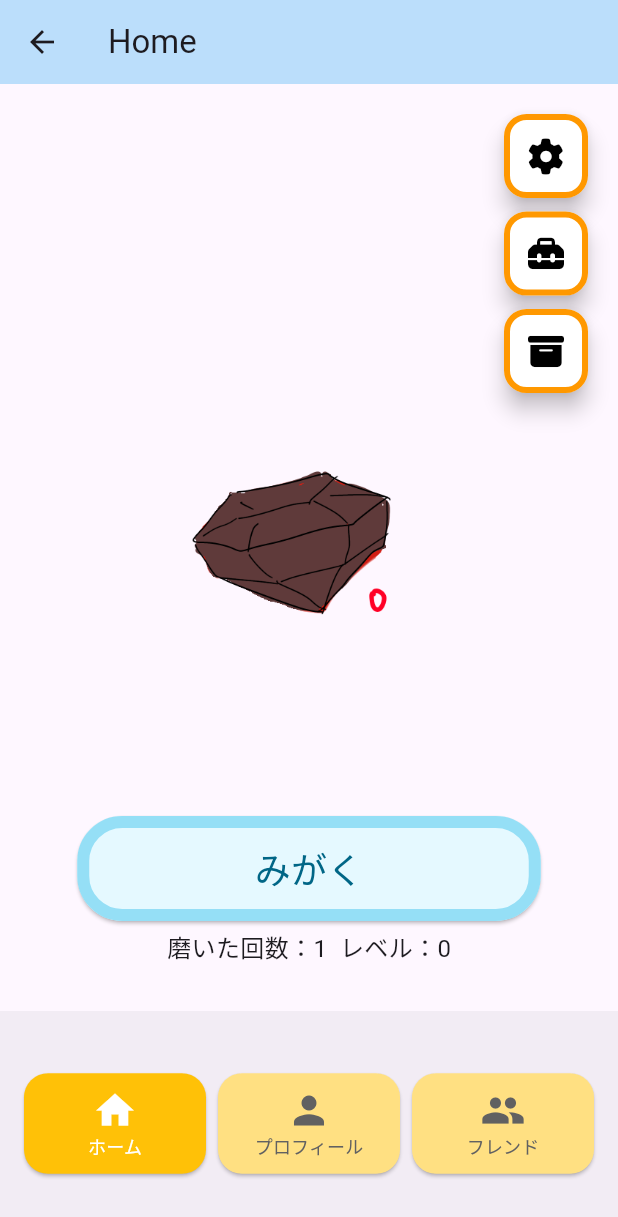
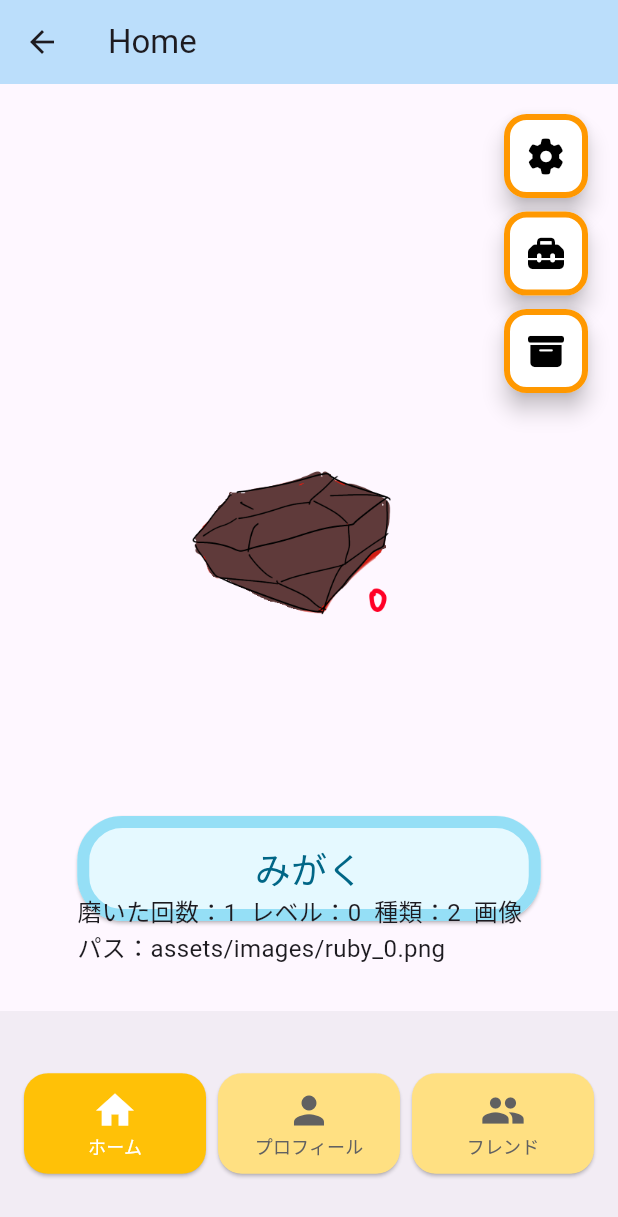
Before and after one commit to yukina-t156/jewelry-custom-flutter, a Flutter app: the HomeScreen screen opened by its route, after a tap on "みがく", on a phone screen of 412 x 824 dp. Shown: the top 1217 px of the screen. Run offline on Flutter 3.47's test engine with Material 3 defaults, Android fonts, the light colour scheme and no system bars; our stand-ins replace flutter_riverpod, font_awesome_flutter.

Commit message:
manage state by riverpod

```diff
--- a/lib/model/jewel_model.dart
+++ b/lib/model/jewel_model.dart
@@ -10,8 +10,23 @@ class Jewel {
     required this.jewelTypeId,
     required this.counter,
     required this.level,
+    String? imagePath,  // <- ここでimagePathを受け取れるようにする
   }): name = jewelNames[jewelTypeId],
-        imagePath = 'assets/images/${jewelNames[jewelTypeId]}_0.png';
+        imagePath = imagePath ?? 'assets/images/${jewelNames[jewelTypeId]}_0.png';
+
+  Jewel copyWith({
+    int? jewelTypeId,
+    int? counter,
+    int? level,
+    String? imagePath,
+  }) {
+    return Jewel(
+      jewelTypeId: jewelTypeId ?? this.jewelTypeId,
+      counter: counter ?? this.counter,
+      level: level ?? this.level,
+      imagePath: imagePath ?? this.imagePath,  // ここでオプションのimagePathを設定
+    );
+  }
 
   void updatePath() {
     String? jewelName = jewelNames[jewelTypeId];
@@ -25,7 +40,7 @@ class Jewel {
   }
 }
 
-String getJewelImagePath(int jewelTypeId, int level){
+String getJewelImagePath(int jewelTypeId, int level) {
   return 'assets/images/${jewelNames[jewelTypeId]}_$level.png';
 }
 
--- /dev/null
+++ b/lib/providers.dart
@@ -0,0 +1,37 @@
+import 'package:flutter_riverpod/flutter_riverpod.dart';
+import 'package:jewelry_custom_flutter/model/jewel_model.dart';
+
+class JewelNotifier extends StateNotifier<Jewel> {
+  JewelNotifier() : super(Jewel(jewelTypeId: 2, counter: 0, level: 0));
+
+  void incrementCounter() {
+    state = state.copyWith(counter: state.counter + 1);
+    _updateLevel();
+  }
+
+  void resetJewel() {
+    state = Jewel(jewelTypeId: 1, counter: 0, level: 0);
+    _updateLevel();
+  }
+
+  void updateJewel(Jewel newJewel) {
+    state = newJewel;
+  }
+
+  void _updateLevel() {
+    int newLevel = 0;
+    while (state.counter >= _countToLevel[newLevel]) {
+      newLevel++;
+    }
+    // 更新後のレベルを反映したJewelを作成
+    state = state.copyWith(level: newLevel);
+    // imagePathの更新
+    state = state.copyWith(imagePath: getJewelImagePath(state.jewelTypeId, newLevel));
+  }
+
+  static const List<int> _countToLevel = [3, 10, 15, 20, 30, 999999999];
+}
+
+final jewelProvider = StateNotifierProvider<JewelNotifier, Jewel>((ref) {
+  return JewelNotifier();
+});
--- a/lib/screens/home_screen.dart
+++ b/lib/screens/home_screen.dart
@@ -1,59 +1,21 @@
 import 'package:flutter/material.dart';
+import 'package:flutter_riverpod/flutter_riverpod.dart';
 import 'package:font_awesome_flutter/font_awesome_flutter.dart';
 import 'package:jewelry_custom_flutter/screens/collections_screen.dart';
 import 'package:jewelry_custom_flutter/screens/finish_jewel_screen.dart';
 import 'package:jewelry_custom_flutter/widgets/foot_buttons.dart';
 import 'package:jewelry_custom_flutter/model/jewel_model.dart';
+import 'package:jewelry_custom_flutter/providers.dart';
 
-class HomeScreen extends StatefulWidget {
-  final Jewel? jewel;
-
-  const HomeScreen({super.key, this.jewel});
+class HomeScreen extends ConsumerWidget {
+  const HomeScreen({super.key});
 
   @override
-  State<HomeScreen> createState() => _HomeScreenState();
-}
+  Widget build(BuildContext context, WidgetRef ref) {
 
-class _HomeScreenState extends State<HomeScreen> {
-  late Jewel _jewel;
-
-  @override
-  void initState() {
-    super.initState();
-    _jewel = widget.jewel ?? Jewel(jewelTypeId: 2, counter: 0, level: 0); // 初期化
-  }
-
-  static const List<int> countToLevel = [3, 10, 15, 20, 30, 999999999];
-  void _update() {
-    setState(() {
-      _jewel.level=0;
-    });
-    while(_jewel.counter>=countToLevel[_jewel.level]){
-      setState(() {
-        _jewel.level++;
-      });
-    }
-    _jewel.updatePath();
-  }
-
-  void _incrementJewelCounter() {
-    setState(() {
-      _jewel.counter++;
-    });
-    _update();
-  }
-
-  void _resetJewelCounter() {
-    setState(() {
-      _jewel = Jewel(jewelTypeId: 1, counter: 0, level: 0);
-    });
-    _update();
-  }
-
-  @override
-  Widget build(BuildContext context) {
+    final jewel = ref.watch(jewelProvider);
     final screenWidth = MediaQuery.of(context).size.width;
-    final buttonWidth = screenWidth * 0.75; // 画面幅の80%
+    final buttonWidth = screenWidth * 0.75;
 
     return Scaffold(
       appBar: AppBar(
@@ -68,34 +30,32 @@ class _HomeScreenState extends State<HomeScreen> {
               mainAxisAlignment: MainAxisAlignment.center,
               children: <Widget>[
                 Image.asset(
-                  _jewel.imagePath ?? 'assets/images/test_jewel.png',
-                  // 'assets/images/test_jewel.png',
-                  width: 250, // 幅を指定
-                  height: 250, // 高さを指定
-                  fit: BoxFit.cover, // 画像を親ウィジェットに合わせてサイズ変更
+                  jewel.imagePath ?? 'assets/images/test_jewel.png',
+                  width: 250,
+                  height: 250,
+                  fit: BoxFit.cover,
                 ),
               ],
             ),
           ),
           /* -------------- みがくボタン -------------- */
           Positioned(
-            bottom: 60, // 画面下からの距離
-            left: (screenWidth - buttonWidth) / 2, // ボタンを中央に配置
+            bottom: 60,
+            left: (screenWidth - buttonWidth) / 2,
             child: SizedBox(
               width: buttonWidth,
               child: ElevatedButton(
                 onPressed: () {
-                  // ボタンが押されたときの処理
-                  _incrementJewelCounter();
+                  ref.read(jewelProvider.notifier).incrementCounter();
                 },
                 style: ElevatedButton.styleFrom(
-                  backgroundColor: const Color(0xFFE5F9FF), // ボタンの背景色
-                  foregroundColor: const Color(0xFF006686), // ボタン上のテキストの色
-                  side: const BorderSide(color: Color(0xFF95DFF6), width: 8), // 枠の設定
+                  backgroundColor: const Color(0xFFE5F9FF),
+                  foregroundColor: const Color(0xFF006686),
+                  side: const BorderSide(color: Color(0xFF95DFF6), width: 8),
                   shape: RoundedRectangleBorder(
                     borderRadius: BorderRadius.circular(30),
                   ),
-                  fixedSize: Size(buttonWidth, 70), // ボタンの幅と高さ
+                  fixedSize: Size(buttonWidth, 70),
                 ),
                 child: const Text(
                   'みがく',
@@ -106,14 +66,13 @@ class _HomeScreenState extends State<HomeScreen> {
           ),
           /* -------------- カウンタ・レベル表示 -------------- */
           Positioned(
-            bottom: 30, // 画面下からの距離
-            left: (screenWidth - buttonWidth) / 2, // ボタンを中央に配置
+            bottom: 30,
+            left: (screenWidth - buttonWidth) / 2,
             child: SizedBox(
               width: buttonWidth,
-              child:Center(
+              child: Center(
                 child: Text(
-                  // 'レベル：$_level',
-                  '磨いた回数：${_jewel.counter}  レベル：${_jewel.level}',
+                  '磨いた回数：${jewel.counter}  レベル：${jewel.level}  種類：${jewel.jewelTypeId}  画像パス：${jewel.imagePath}',
                   style: const TextStyle(fontSize: 16),
                 ),
               ),
@@ -126,14 +85,11 @@ class _HomeScreenState extends State<HomeScreen> {
             child: FloatingActionButton(
               heroTag: 'setting button',
               onPressed: () {
-                // ボタンが押されたときの処理
-                // デバッグ用
-                _resetJewelCounter();
+                ref.read(jewelProvider.notifier).resetJewel();
               },
-              backgroundColor: Colors.white, // 背景の色
-              foregroundColor: Colors.black, // アイコンの色
+              backgroundColor: Colors.white,
+              foregroundColor: Colors.black,
               shape: RoundedRectangleBorder(
-                // 枠
                 borderRadius: BorderRadius.circular(15),
                 side: const BorderSide(color: Colors.orange, width: 4),
               ),
@@ -147,18 +103,16 @@ class _HomeScreenState extends State<HomeScreen> {
             child: FloatingActionButton(
               heroTag: 'finish button',
               onPressed: () {
-              // ボタンが押されたときの処理
                 Navigator.push(
                   context,
                   MaterialPageRoute(
-                    builder: (context) => FinishJewelScreen(jewel: _jewel),
+                    builder: (context) => FinishJewelScreen(),
                   ),
                 );
               },
-              backgroundColor: Colors.white, // 背景の色
-              foregroundColor: Colors.black, // アイコンの色
+              backgroundColor: Colors.white,
+              foregroundColor: Colors.black,
               shape: RoundedRectangleBorder(
-                // 枠
                 borderRadius: BorderRadius.circular(15),
                 side: const BorderSide(color: Colors.orange, width: 4),
               ),
@@ -172,16 +126,14 @@ class _HomeScreenState extends State<HomeScreen> {
             child: FloatingActionButton(
               heroTag: 'collection button',
               onPressed: () {
-                // ボタンが押されたときの処理
                 Navigator.push(
                   context,
                   MaterialPageRoute(builder: (context) => const CollectionsScreen()),
                 );
               },
-              backgroundColor: Colors.white, // 背景の色
-              foregroundColor: Colors.black, // アイコンの色
+              backgroundColor: Colors.white,
+              foregroundColor: Colors.black,
               shape: RoundedRectangleBorder(
-                // 枠
                 borderRadius: BorderRadius.circular(15),
                 side: const BorderSide(color: Colors.orange, width: 4),
               ),
@@ -192,9 +144,9 @@ class _HomeScreenState extends State<HomeScreen> {
       ),
       /* -------------- 下のメニュー欄 -------------- */
       bottomNavigationBar: Container(
-        color: Colors.grey[300], // 背景の灰色
-        height: 150, // 背景の高さ
-        child: const FooterButtons(location: 1), // フッターボタンを追加
+        color: Colors.grey[300],
+        height: 150,
+        child: const FooterButtons(location: 1),
       ),
     );
   }
--- a/pubspec.yaml
+++ b/pubspec.yaml
@@ -33,6 +33,7 @@ dependencies:
   font_awesome_flutter: ^10.7.0
   intl: ^0.18.0
   http: ^1.2.2
+  flutter_riverpod: ^1.0.3
 
 
   # The following adds the Cupertino Icons font to your application.
```
Also changed, not shown: lib/main.dart (+14 -2 lines), lib/screens/finish_jewel_screen.dart (+8 -8 lines), lib/screens/new_jewel_screen.dart (+8 -12 lines).
